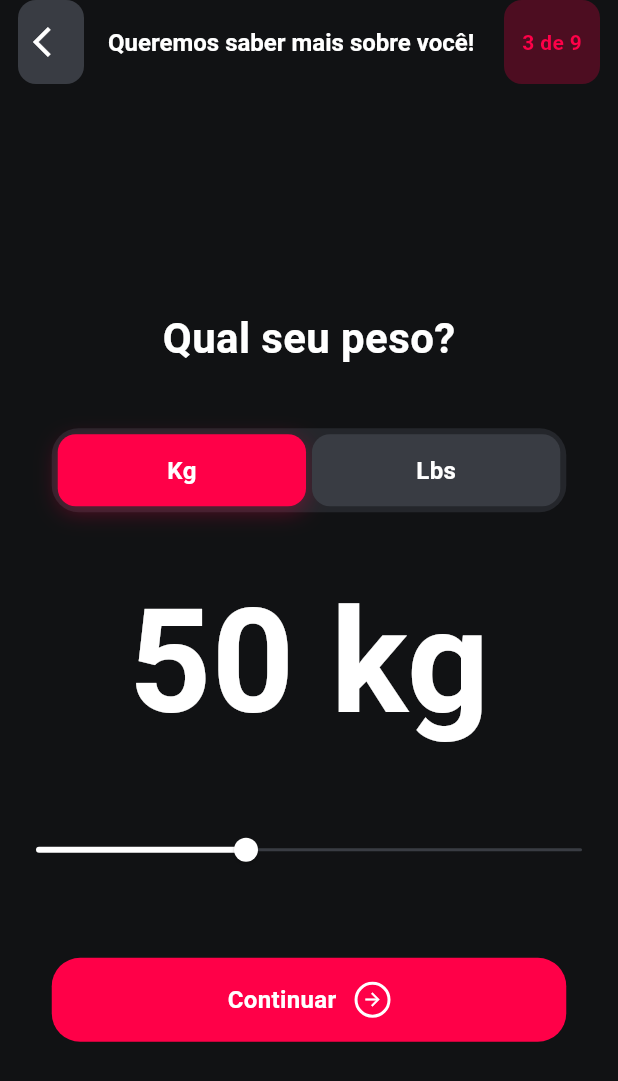
After one commit to Pedrokmegg/Fitness, a Flutter app: the FormularioPage3 screen opened by its route, on a phone screen of 412 x 824 dp. The commit adds this screen. Shown: the top 1081 px of the screen. Run offline on Flutter 3.47's test engine with Material 3 defaults, Android fonts, the phone set to English and light mode, and no system bars; Roboto replaces fonts that are missing (Work Sans).

Commit message:
Atualização 4

```diff
--- /dev/null
+++ b/lib/formulario_page3.dart
@@ -0,0 +1,228 @@
+import 'package:flutter/material.dart';
+
+class FormularioPage3 extends StatefulWidget {
+  const FormularioPage3({Key? key}) : super(key: key);
+
+  @override
+  State<FormularioPage3> createState() => _FormularioPage3State();
+}
+
+class _FormularioPage3State extends State<FormularioPage3> {
+  double _weight = 50;
+  bool _isKg = true;
+
+  @override
+  Widget build(BuildContext context) {
+    return Scaffold(
+      backgroundColor: const Color(0xFF111214),
+      appBar: AppBar(
+        backgroundColor: const Color(0xFF111214),
+        elevation: 0,
+        leading: Container(
+          margin: const EdgeInsets.only(left: 12),
+          decoration: BoxDecoration(
+            color: const Color(0xFF393C43),
+            borderRadius: BorderRadius.circular(12),
+          ),
+          child: IconButton(
+            onPressed: () => Navigator.pop(context),
+            icon: const Icon(Icons.arrow_back_ios, color: Colors.white),
+          ),
+        ),
+        title: const Text(
+          'Queremos saber mais sobre você!',
+          style: TextStyle(
+            color: Colors.white,
+            fontSize: 16,
+            fontWeight: FontWeight.bold,
+          ),
+        ),
+        actions: [
+          Container(
+            margin: const EdgeInsets.only(right: 12),
+            padding: const EdgeInsets.symmetric(horizontal: 12, vertical: 4),
+            decoration: BoxDecoration(
+              color: const Color(0xFFFF0047).withOpacity(0.25),
+              borderRadius: BorderRadius.circular(12),
+            ),
+            child: const Center(
+              child: Text(
+                '3 de 9',
+                style: TextStyle(
+                  color: Color(0xFFFF0048),
+                  fontSize: 14,
+                  fontWeight: FontWeight.bold,
+                ),
+              ),
+            ),
+          ),
+        ],
+      ),
+      body: Center(
+        child: Column(
+          mainAxisAlignment: MainAxisAlignment.center,
+          children: [
+            const SizedBox(height: 20),
+
+            // Título centralizado
+            const Text(
+              'Qual seu peso?',
+              style: TextStyle(
+                color: Colors.white,
+                fontSize: 28,
+                fontWeight: FontWeight.bold,
+              ),
+            ),
+            const SizedBox(height: 40),
+
+            // Seletor de Kg/Lbs
+            Container(
+              width: 343,
+              height: 56,
+              padding: const EdgeInsets.all(4),
+              decoration: BoxDecoration(
+                color: const Color(0xFF24262B),
+                borderRadius: BorderRadius.circular(18),
+              ),
+              child: Row(
+                children: [
+                  _buildOptionButton('Kg', _isKg),
+                  const SizedBox(width: 4),
+                  _buildOptionButton('Lbs', !_isKg),
+                ],
+              ),
+            ),
+            const SizedBox(height: 32),
+
+            // Exibição do peso centralizado com animação suave
+            AnimatedSwitcher(
+              duration: const Duration(milliseconds: 300),
+              transitionBuilder: (Widget child, Animation<double> animation) {
+                return FadeTransition(opacity: animation, child: child);
+              },
+              child: Text(
+                '${_isKg ? _weight.toStringAsFixed(0) : (_weight * 2.20462).toStringAsFixed(0)} ${_isKg ? 'kg' : 'lbs'}',
+                key: ValueKey(_weight),
+                style: const TextStyle(
+                  fontFamily: 'Work Sans',
+                  fontWeight: FontWeight.bold,
+                  fontSize: 96,
+                  color: Colors.white,
+                ),
+              ),
+            ),
+            const SizedBox(height: 32),
+
+            // Slider personalizado com animação
+            TweenAnimationBuilder<double>(
+              tween: Tween<double>(begin: _weight, end: _weight),
+              duration: const Duration(milliseconds: 300),
+              builder: (context, value, child) {
+                return SliderTheme(
+                  data: SliderTheme.of(context).copyWith(
+                    activeTrackColor: Colors.white,
+                    inactiveTrackColor: const Color(0xFF393C43),
+                    thumbColor: Colors.white,
+                    overlayColor: Colors.white.withOpacity(0.1),
+                    thumbShape: const RoundSliderThumbShape(enabledThumbRadius: 8),
+                    trackHeight: 2,
+                  ),
+                  child: Slider(
+                    value: value,
+                    min: 0,
+                    max: 130,
+                    onChanged: (newValue) {
+                      setState(() => _weight = newValue);
+                    },
+                  ),
+                );
+              },
+            ),
+            const SizedBox(height: 48),
+
+            // Botão Continuar
+            GestureDetector(
+              onTap: () {
+                // Navegar para a próxima página
+                Navigator.pushNamed(context, '/formulario_page4');
+              },
+              child: Container(
+                width: 343,
+                height: 56,
+                decoration: BoxDecoration(
+                  color: const Color(0xFFFF0048),
+                  borderRadius: BorderRadius.circular(19)
+                ),
+                child: Row(
+                  mainAxisAlignment: MainAxisAlignment.center,
+                  children: [
+                    const Text(
+                      'Continuar',
+                      style: TextStyle(
+                        fontFamily: 'Work Sans',
+                        fontWeight: FontWeight.w600,
+                        fontSize: 16,
+                        color: Colors.white,
+                      ),
+                    ),
+                    const SizedBox(width: 12),
+                    Container(
+                      width: 24,
+                      height: 24,
+                      decoration: BoxDecoration(
+                        shape: BoxShape.circle,
+                        border: Border.all(color: Colors.white, width: 2),
+                      ),
+                      child: const Center(
+                        child: Icon(
+                          Icons.arrow_forward,
+                          size: 14,
+                          color: Colors.white,
+                        ),
+                      ),
+                    ),
+                  ],
+                ),
+              ),
+            ),
+          ],
+        ),
+      ),
+    );
+  }
+
+  // Função para construir botões Kg e Lbs
+  Widget _buildOptionButton(String label, bool isSelected) {
+    return Expanded(
+      child: GestureDetector(
+        onTap: () => setState(() => _isKg = label == 'Kg'),
+        child: Container(
+          height: 48,
+          decoration: BoxDecoration(
+            color: isSelected ? const Color(0xFFFF0048) : const Color(0xFF393C43),
+            borderRadius: BorderRadius.circular(12),
+            boxShadow: isSelected
+                ? [
+                    BoxShadow(
+                      color: const Color(0xFFFF0048).withOpacity(0.3),
+                      blurRadius: 12,
+                      offset: const Offset(0, 4),
+                    ),
+                  ]
+                : [],
+          ),
+          alignment: Alignment.center,
+          child: Text(
+            label,
+            style: const TextStyle(
+              fontFamily: 'Work Sans',
+              fontWeight: FontWeight.bold,
+              fontSize: 16,
+              color: Colors.white,
+            ),
+          ),
+        ),
+      ),
+    );
+  }
+}
--- a/lib/main.dart
+++ b/lib/main.dart
@@ -1,3 +1,4 @@
+import 'package:fitness/formulario_page3.dart';
 import 'package:flutter/material.dart';
 import 'fitness_home_page.dart';
 import 'cadastro_page.dart';
@@ -25,6 +26,7 @@ class MyApp extends StatelessWidget {
         '/login': (context) => const LoginPage(),
         '/formulario_page': (context) => const GenderPage(),
         '/formulario_page2': (context) => const FormularioPage2(),
+        '/formulario_page3': (context) => const FormularioPage3()
       },
     );
   }
```
